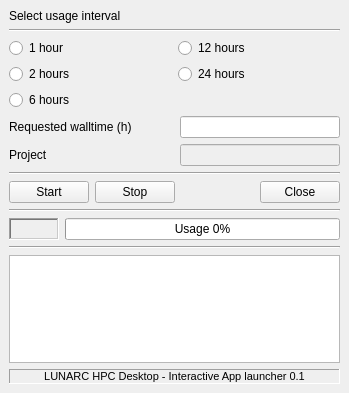
Above: ui/mainwindow_simplified.ui from lunarc/gfxlauncher before the change. Below: the same form after it.
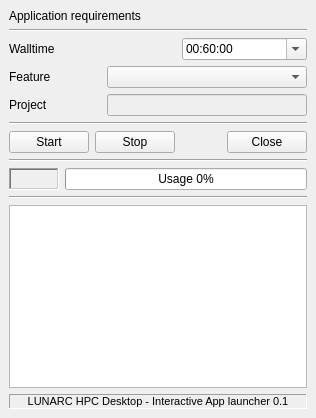
That is the form after the change.

Commit message: Feature selection implemented. Updated user interface for requesting a specific feature.

What changed in the file:
```diff
--- a/ui/mainwindow_simplified.ui
+++ b/ui/mainwindow_simplified.ui
@@ -6,8 +6,8 @@
    <rect>
     <x>0</x>
     <y>0</y>
-    <width>349</width>
-    <height>393</height>
+    <width>316</width>
+    <height>418</height>
    </rect>
   </property>
   <property name="windowTitle">
@@ -18,7 +18,7 @@
     <item>
      <widget class="QLabel" name="label_2">
       <property name="text">
-       <string>Select usage interval</string>
+       <string>Application requirements</string>
       </property>
      </widget>
     </item>
@@ -29,63 +29,98 @@
       </property>
      </widget>
     </item>
-    <item>
-     <layout class="QGridLayout" name="gridLayout">
-      <item row="1" column="0">
-       <widget class="QRadioButton" name="twoHourRadio">
-        <property name="text">
-         <string>2 hours</string>
-        </property>
-       </widget>
-      </item>
-      <item row="1" column="1">
-       <widget class="QRadioButton" name="twentyFourHourRadio">
-        <property name="text">
-         <string>24 hours</string>
-        </property>
-       </widget>
-      </item>
-      <item row="2" column="0">
-       <widget class="QRadioButton" name="sixHourRadio">
-        <property name="text">
-         <string>6 hours</string>
-        </property>
-       </widget>
-      </item>
-      <item row="0" column="0">
-       <widget class="QRadioButton" name="oneHourRadio">
-        <property name="text">
-         <string>1 hour</string>
-        </property>
-       </widget>
-      </item>
-      <item row="0" column="1">
-       <widget class="QRadioButton" name="twelveHourRadio">
-        <property name="text">
-         <string>12 hours</string>
-        </property>
-       </widget>
-      </item>
-     </layout>
-    </item>
     <item>
      <layout class="QHBoxLayout" name="horizontalLayout_2">
       <item>
        <widget class="QLabel" name="label">
+        <property name="text">
+         <string>Walltime</string>
+        </property>
+       </widget>
+      </item>
+      <item>
+       <widget class="QComboBox" name="wallTimeEdit">
+        <property name="maximumSize">
+         <size>
+          <width>125</width>
+          <height>16777215</height>
+         </size>
+        </property>
+        <property name="editable">
+         <bool>true</bool>
+        </property>
+        <item>
+         <property name="text">
+          <string>00:60:00</string>
+         </property>
+        </item>
+        <item>
+         <property name="text">
+          <string>02:00:00</string>
+         </property>
+        </item>
+        <item>
+         <property name="text">
+          <string>06:00:00</string>
+         </property>
+        </item>
+        <item>
+         <property name="text">
+          <string>12:00:00</string>
+         </property>
+        </item>
+        <item>
+         <property name="text">
+          <string>24:00:00</string>
+         </property>
+        </item>
+       </widget>
+      </item>
+     </layout>
+    </item>
+    <item>
+     <layout class="QHBoxLayout" name="horizontalLayout_5">
+      <item>
+       <widget class="QLabel" name="label_5">
+        <property name="sizePolicy">
+         <sizepolicy hsizetype="Expanding" vsizetype="Preferred">
+          <horstretch>0</horstretch>
+          <verstretch>0</verstretch>
+         </sizepolicy>
+        </property>
+        <property name="maximumSize">
+         <size>
+          <width>16777215</width>
+          <height>16777215</height>
+         </size>
+        </property>
+        <property name="text">
+         <string>Feature</string>
+        </property>
+       </widget>
+      </item>
+      <item>
+       <widget class="QComboBox" name="featureCombo">
+        <property name="sizePolicy">
+         <sizepolicy hsizetype="Fixed" vsizetype="Fixed">
+          <horstretch>0</horstretch>
+          <verstretch>0</verstretch>
+         </sizepolicy>
+        </property>
         <property name="minimumSize">
          <size>
-          <width>165</width>
+          <width>200</width>
           <height>0</height>
          </size>
         </property>
-        <property name="text">
-         <string>Requested walltime (h)</string>
+        <property name="maximumSize">
+         <size>
+          <width>16777215</width>
+          <height>16777215</height>
+         </size>
         </property>
        </widget>
       </item>
-      <item>
-       <widget class="QLineEdit" name="wallTimeEdit"/>
-      </item>
      </layout>
     </item>
     <item>
@@ -94,7 +129,7 @@
        <widget class="QLabel" name="label_4">
         <property name="minimumSize">
          <size>
-          <width>165</width>
+          <width>60</width>
           <height>0</height>
          </size>
         </property>
@@ -108,6 +143,18 @@
         <property name="enabled">
          <bool>false</bool>
         </property>
+        <property name="sizePolicy">
+         <sizepolicy hsizetype="Fixed" vsizetype="Fixed">
+          <horstretch>0</horstretch>
+          <verstretch>0</verstretch>
+         </sizepolicy>
+        </property>
+        <property name="minimumSize">
+         <size>
+          <width>200</width>
+          <height>0</height>
+         </size>
+        </property>
         <property name="autoFillBackground">
          <bool>false</bool>
         </property>
```
Left out of the diff: 2 changed lines with no effect on the pictures. The commit also changes 9 other files.
